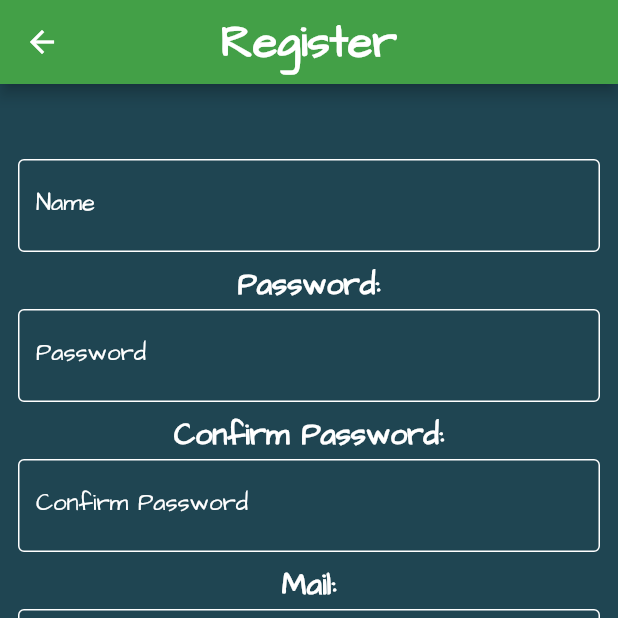
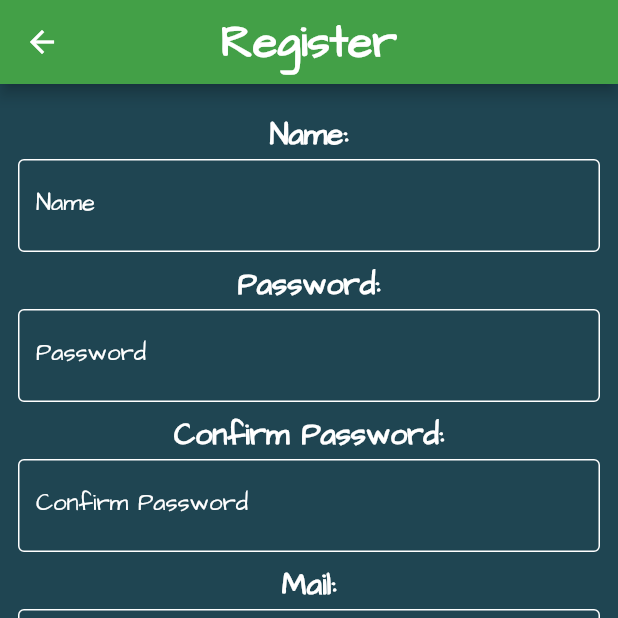
Before and after one commit to edwardtheskull/mathforkids, a Flutter app: the registerPageState screen opened directly, on a phone screen of 412 x 824 dp, the top half of it. Run offline on Flutter 3.47's test engine with Material 2 defaults, Android fonts, the phone set to English and light mode, and no system bars; our stand-ins replace sqflite; accounts and stored records are empty; project files that could hold a hidden picture were left out.

Commit message:
Update register.dart

```diff
--- a/lib/register.dart
+++ b/lib/register.dart
@@ -43,7 +43,7 @@ class RegisterPage extends State<registerPageState>{
                   children: [
                     Padding(
                       padding: const EdgeInsets.fromLTRB(0.0, 8.0, 0.0, 2.0),
-                      child: Text(textname.text,
+                      child: Text("Name:",
                         style: TextStyle(fontSize: 20,
                           color: Colors.white,
                           fontWeight: FontWeight.bold,
```
